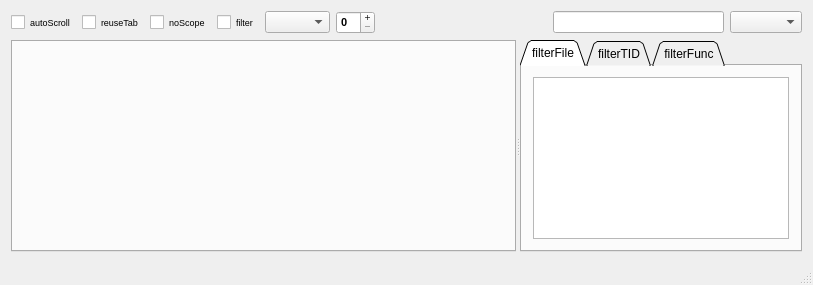
Old version of the form trace_server/mainwindow.ui in the repository mojmir-svoboda/DbgToolkit.
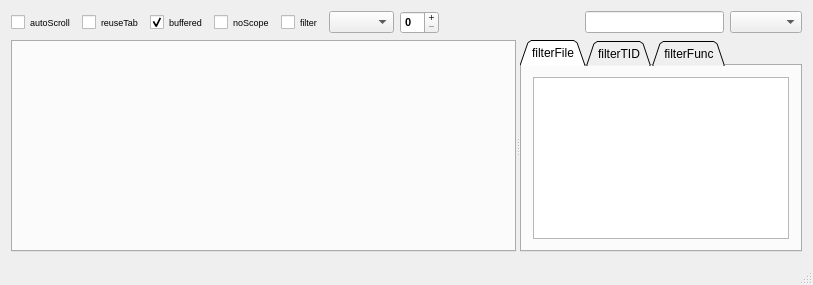
New version of the form.

Commit message: + buffered on/off

Patch:
```diff
--- a/trace_server/mainwindow.ui
+++ b/trace_server/mainwindow.ui
@@ -41,6 +41,21 @@
         </property>
        </widget>
       </item>
+      <item>
+       <widget class="QCheckBox" name="buffCheckBox">
+        <property name="font">
+         <font>
+          <pointsize>7</pointsize>
+         </font>
+        </property>
+        <property name="text">
+         <string>buffered</string>
+        </property>
+        <property name="checked">
+         <bool>true</bool>
+        </property>
+       </widget>
+      </item>
       <item>
        <widget class="QCheckBox" name="scopesCheckBox">
         <property name="font">
```
Left out of the diff: 2 changed lines with no effect on the pictures. The commit also changes 5 other files.
